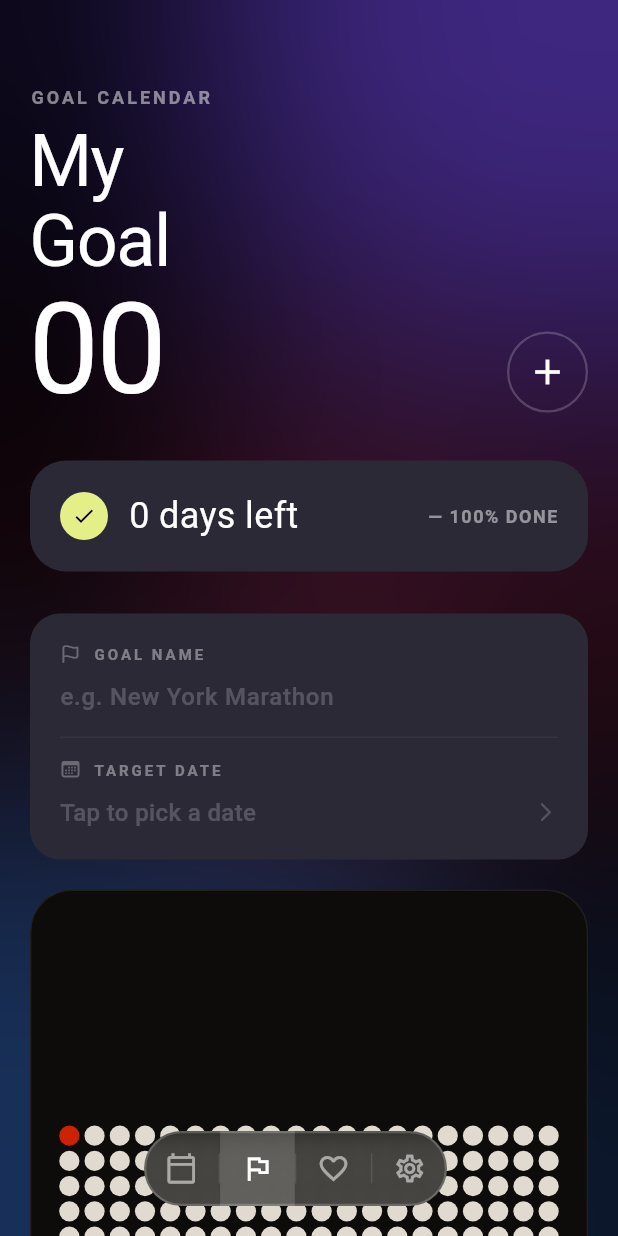
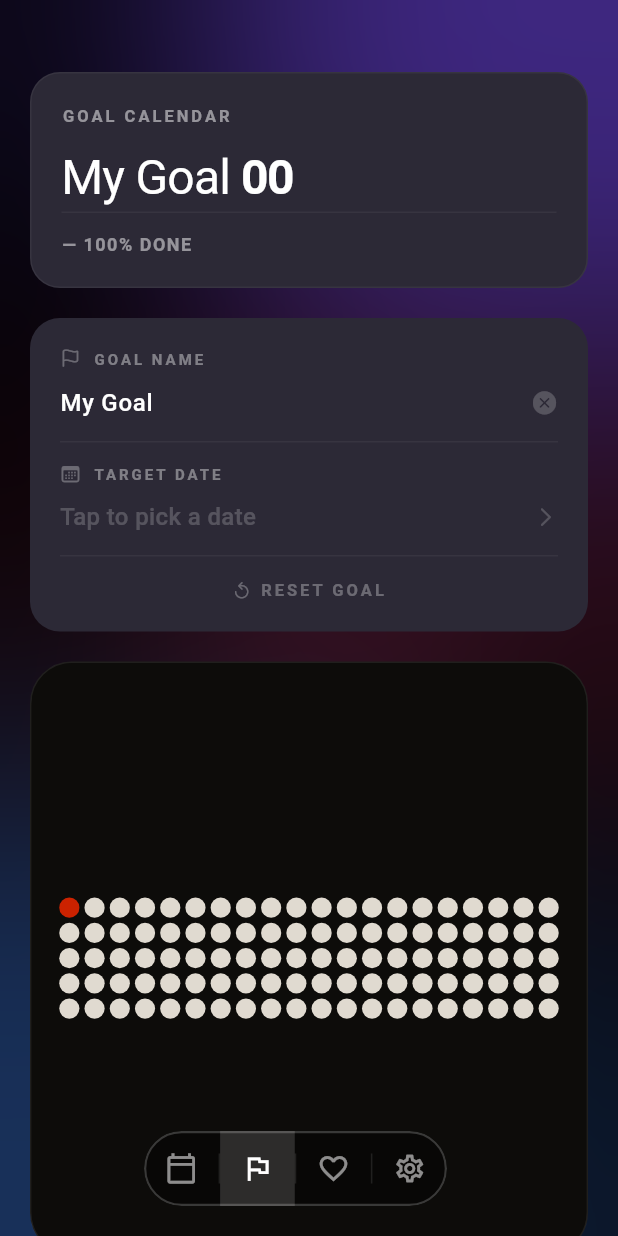
Before and after one commit to harshit36singh/Dotz, a Flutter app: the HomeScreen screen opened directly, after a tap on the "flag" icon, on a phone screen of 412 x 824 dp. Run offline on Flutter 3.47's test engine with Material 3 defaults, Android fonts, the phone set to English and light mode, and no system bars; our stand-ins replace flutter_dotenv, shared_preferences; accounts and stored records are empty; Roboto replaces fonts that are missing (Glass Antiqua).

Commit message:
optimized the card

```diff
--- a/lib/models/wallpaper_settings.dart
+++ b/lib/models/wallpaper_settings.dart
@@ -36,7 +36,7 @@
     this.isDark            = true,
     this.target            = WallpaperTarget.lockscreen,
     this.mode              = CalendarMode.year,
-    this.goalName          = 'My Goal',
+    this.goalName          = 'Goal',
     this.goalDate,
     this.lifeExpectancyYears = 80,
     this.birthDate,
--- a/lib/views/home/home_screen.dart
+++ b/lib/views/home/home_screen.dart
@@ -141,26 +141,27 @@
   );
 
   // ── Top bar — solid dark, no glass ───────────────────────────
-  Widget _topBar(double hPad) => Padding(
+Widget _topBar(double hPad) => Padding(
     padding: EdgeInsets.fromLTRB(hPad, 20, hPad, 0),
     child: Container(
-      padding: const EdgeInsets.symmetric(horizontal: 16, vertical: 12),
+      padding: const EdgeInsets.symmetric(horizontal: 20, vertical: 14), // Slightly roomier padding
       decoration: BoxDecoration(
-        color: const Color(0xFF111111),
+        color: const Color(0xFF2C2936), // Updated to match the new dark card theme
         borderRadius: BorderRadius.circular(100),
-        border: Border.all(color: Colors.white.withOpacity(0.08), width: 1),
+        border: Border.all(color: Colors.white.withOpacity(0.05), width: 1), // Softer border
       ),
       child: Row(
         children: [
-          const SizedBox(width: 12),
+          const SizedBox(width: 8),
           const Text('DotZ',
             style: TextStyle(
               fontFamily: 'Glass Antiqua', // Font applied
-              color: Colors.white, fontSize: 18, // Adjusted slightly for font
-              fontStyle: FontStyle.italic, fontWeight: FontWeight.w800,
+              color: Colors.white,
+              fontSize: 20, // Bumped slightly for the custom font
+              fontStyle: FontStyle.italic,
+              fontWeight: FontWeight.w800,
               letterSpacing: -0.5)),
-          const Spacer(),
-          _LiveBadge(live: _vm.live),
+
         ],
       ),
     ),
@@ -343,45 +344,3 @@
     );
   }
 }
-
-// ── Live badge — solid dark ────────────────────────────────────────
-class _LiveBadge extends StatelessWidget {
-  final bool live;
-  const _LiveBadge({required this.live});
-
-  @override
-  Widget build(BuildContext context) {
-    return Container(
-      padding: const EdgeInsets.symmetric(horizontal: 10, vertical: 6),
-      decoration: BoxDecoration(
-        color: live ? Colors.white.withOpacity(0.08) : Colors.transparent,
-        borderRadius: BorderRadius.circular(20),
-        border: Border.all(
-          color: Colors.white.withOpacity(live ? 0.2 : 0.06), width: 1),
-      ),
-      child: Row(
-        mainAxisSize: MainAxisSize.min,
-        children: [
-          Container(
-            width: 6, height: 6,
-            decoration: BoxDecoration(
-              color: live ? Colors.white : Colors.transparent,
-              shape: BoxShape.circle,
-              border: live ? null : Border.all(
-                color: Colors.white.withOpacity(0.25), width: 1),
-              boxShadow: live
-                  ? [const BoxShadow(color: Colors.white, blurRadius: 5, spreadRadius: 0.5)]
-                  : [],
-            ),
-          ),
-          const SizedBox(width: 6),
-          Text(live ? 'LIVE' : 'IDLE',
-            style: TextStyle(
-              fontFamily: 'Glass Antiqua', // Font applied
-              color: live ? Colors.white : Colors.white.withOpacity(0.4),
-              fontSize: 10, fontWeight: FontWeight.w800, letterSpacing: 2.0)),
-        ],
-      ),
-    );
-  }
-}
--- a/lib/views/widgets/goal_setup_section.dart
+++ b/lib/views/widgets/goal_setup_section.dart
@@ -16,7 +16,7 @@
   void initState() {
     super.initState();
     _nameCtrl = TextEditingController(
-      text: widget.vm.goalName == 'My Goal' ? '' : widget.vm.goalName);
+      text: widget.vm.goalName == 'Goal' ? '' : widget.vm.goalName);
   }
 
   @override
--- a/lib/views/widgets/hero_section.dart
+++ b/lib/views/widgets/hero_section.dart
@@ -22,113 +22,90 @@
 
   @override
   Widget build(BuildContext context) {
-    final sw = MediaQuery.of(context).size.width;
-    // On wide screens, use a slightly smaller big number so it doesn't overwhelm
-    final bigNumSize = sw >= 700 ? 72.0 : 84.0;
-
     return Padding(
-      padding: EdgeInsets.fromLTRB(hPad, 32, hPad, 24),
+      // Reduced top and bottom padding to make the overall section more compact
+      padding: EdgeInsets.fromLTRB(hPad, 24, hPad, 16),
+      child: Container(
+        width: double.infinity,
+        // Tighter internal padding for a minimal card look
+        padding: const EdgeInsets.all(20),
+        decoration: BoxDecoration(
+          color: const Color(0xFF2C2936),
+          borderRadius: BorderRadius.circular(20),
+          border: Border.all(color: Colors.white.withOpacity(0.05), width: 1),
+        ),
         child: Column(
           crossAxisAlignment: CrossAxisAlignment.start,
           children: [
-          // Large typographic header replacing the old box
-          FadeTransition(
-            opacity: fade,
-            child: Row(
-              crossAxisAlignment: CrossAxisAlignment.end,
-              children: [
-                Expanded(
-                  child: Column(
-                    crossAxisAlignment: CrossAxisAlignment.start,
-                    children: [
+            // Eyebrow tag
             if (tag.isNotEmpty) ...[
               Text(
                 tag.toUpperCase(),
                 style: TextStyle(
                   fontFamily: 'Glass Antiqua', // Font applied
                   color: Colors.white.withOpacity(0.5),
-                            fontSize: 12,
+                  fontSize: 11,
                   fontWeight: FontWeight.w600,
                   letterSpacing: 2.0,
                 ),
               ),
-                        const SizedBox(height: 8),
+              const SizedBox(height: 10),
             ],
+
+            // Single-line header (Title + BigNum combined at size 32)
+            FadeTransition(
+              opacity: fade,
+              child: Row(
+                crossAxisAlignment: CrossAxisAlignment.center,
+                children: [
+                  Expanded(
+                    child: Wrap(
+                      crossAxisAlignment: WrapCrossAlignment.center,
+                      children: [
                         Text(
-                        title.replaceAll(' ', '\n'), // Wraps cleanly
+                          '${title.replaceAll('\n', ' ').trim()} ', // Forces single line and adds space
                           style: const TextStyle(
-                          fontFamily: 'Glass Antiqua', // Font applied
+                            fontFamily: 'Glass Antiqua',
                             color: Colors.white,
-                          fontSize: 48,
+                            fontSize: 32, // Forced to size 32
                             fontWeight: FontWeight.w400,
-                          height: 1.1,
-                          letterSpacing: -1,
+                            letterSpacing: -0.5,
                           ),
                         ),
-                      const SizedBox(height: 4),
                         Text(
                           bigNum,
-                        style: TextStyle(
-                          fontFamily: 'Glass Antiqua', // Font applied
+                          style: const TextStyle(
+                            fontFamily: 'Glass Antiqua',
                             color: Colors.white,
-                          fontSize: bigNumSize,
-                          fontWeight: FontWeight.w400,
-                          height: 1.0,
-                          letterSpacing: -2,
+                            fontSize: 32, // Forced to size 32
+                            fontWeight: FontWeight.w600,
+                            letterSpacing: -1.0,
                           ),
                         ),
                       ],
                     ),
                   ),
-                // Decorative floating circular button from the UI reference
-                Container(
-                  width: 54, height: 54,
-                  decoration: BoxDecoration(
-                    shape: BoxShape.circle,
-                    border: Border.all(color: Colors.white.withOpacity(0.2), width: 1.5),
-                  ),
-                  child: const Icon(Icons.add, color: Colors.white, size: 28),
-                )
+
                 ],
               ),
             ),
 
-          const SizedBox(height: 32),
 
-          // Stats row turned into a card to match the grid UI
+
+            // Minimal Divider
             Container(
-            padding: const EdgeInsets.all(20),
-            decoration: BoxDecoration(
-              color: const Color(0xFF2C2936), // Updated image card color
-              borderRadius: BorderRadius.circular(24),
+              height: 1,
+              width: double.infinity,
+              color: Colors.white.withOpacity(0.05),
             ),
-            child: Row(
-              crossAxisAlignment: CrossAxisAlignment.center,
-              children: [
-                // Yellow-green accent checkmark
-                Container(
-                  padding: const EdgeInsets.all(8),
-                  decoration: const BoxDecoration(
-                    color: Color(0xFFE4F087),
-                    shape: BoxShape.circle,
-                  ),
-                  child: const Icon(Icons.check, color: Colors.black, size: 16),
-                ),
-                const SizedBox(width: 14),
-                Text(
-                  statA,
-                  style: const TextStyle(
-                    fontFamily: 'Glass Antiqua', // Font applied
-                    color: Colors.white,
-                    fontSize: 24,
-                    fontWeight: FontWeight.w400,
-                  ),
-                ),
-                const Spacer(),
+
+            const SizedBox(height: 12),
+
+            // Bottom stats row (Only the percentage/statB is kept)
             Text(
               statB.toUpperCase(),
               style: TextStyle(
-                    fontFamily: 'Glass Antiqua', // Font applied
+                fontFamily: 'Glass Antiqua',
                 color: Colors.white.withOpacity(0.5),
                 fontSize: 12,
                 fontWeight: FontWeight.w600,
@@ -138,8 +115,6 @@
           ],
         ),
       ),
-        ],
-      ),
     );
   }
 }
```
Lines whose indentation alone changed are shown as unchanged.
